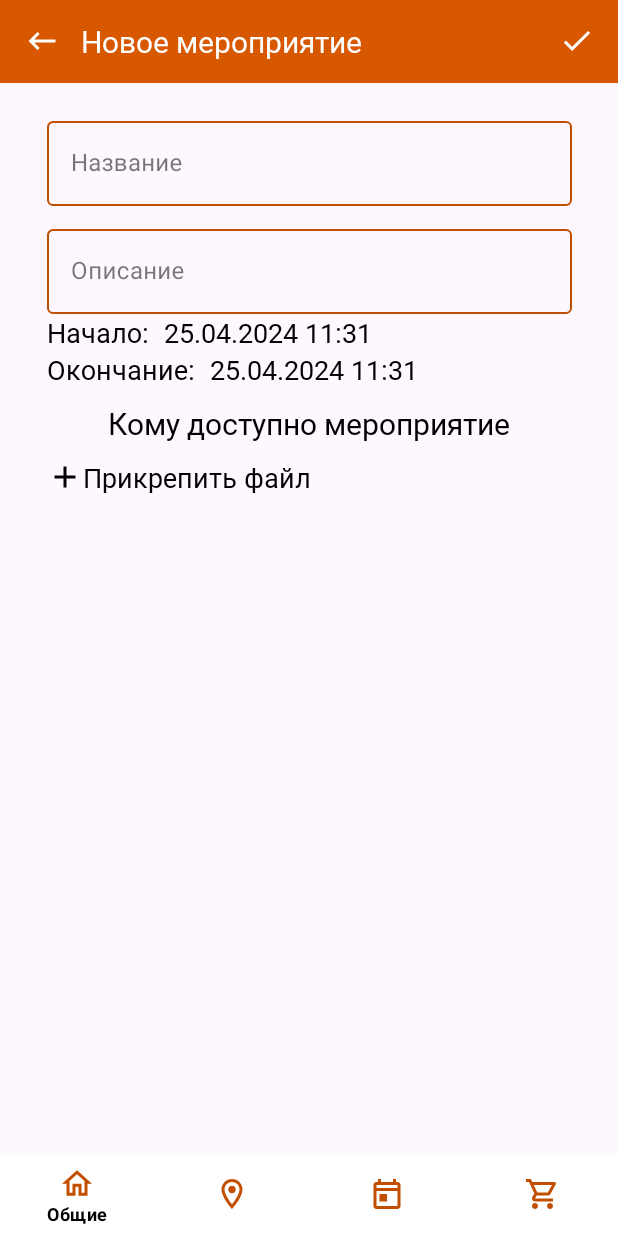
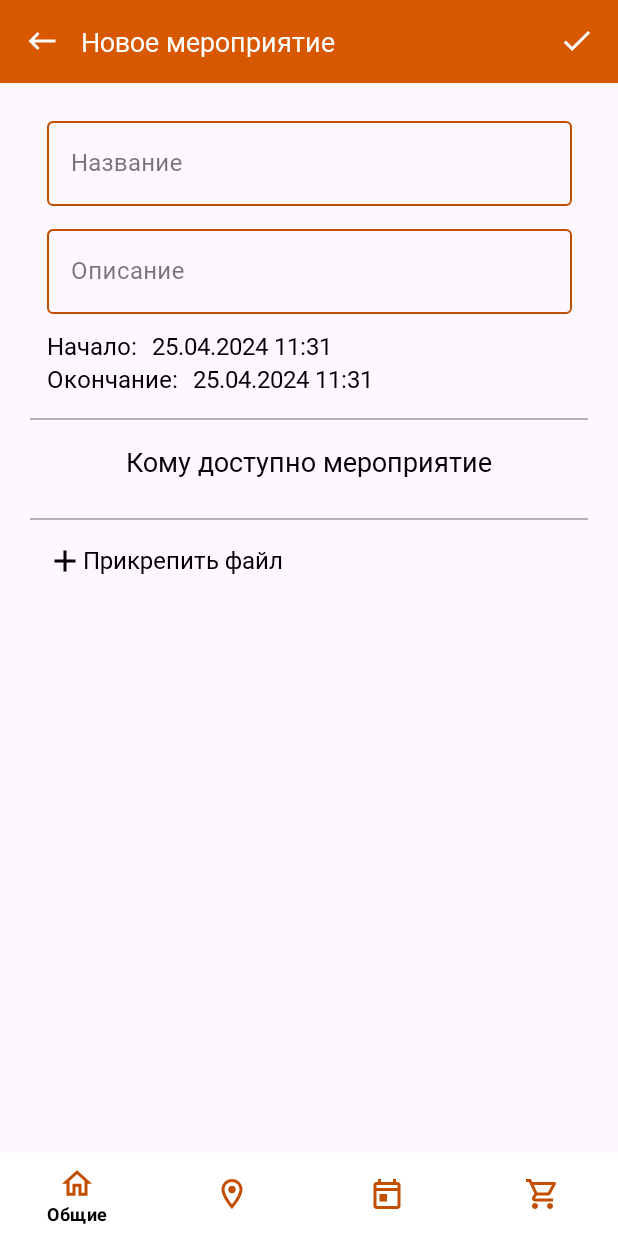
Before and after one commit to nvoronetskaya/FamilyPlanner, an Android app: the NewEventFragment screen opened through its navigation route, on a phone screen of 412 x 824 dp. Run offline under Robolectric (Android 15) with nearby library versions, the light colour scheme and no system bars; our stand-ins replace Firebase (no records; nobody signed in at launch, a user with empty details on screens opened directly); libraries missing offline, so code that uses them is left out: com.yandex.mapkit; 4 statements that could not run were skipped.

Commit message:
Event fixes

```diff
--- a/app/src/main/java/com/familyplanner/events/view/EventsCalendarView.kt
+++ b/app/src/main/java/com/familyplanner/events/view/EventsCalendarView.kt
@@ -248,7 +248,7 @@ class EventsCalendarView(context: Context, attrs: AttributeSet) : View(context,
                     TextUtils.TruncateAt.END
                 )
                 canvas.drawText(
-                    event.name,
+                    text,
                     0,
                     text.length,
                     xPos + boundsWidth * 3,
@@ -273,13 +273,13 @@ class EventsCalendarView(context: Context, attrs: AttributeSet) : View(context,
     }
 
     private fun showEventsForDay(date: Int) {
-        if (eventsByDate[date].size == 0) {
+        if (date > eventsByDate.size || eventsByDate[date].size == 0) {
             return
         }
         val bottomSheet = BottomSheetDialog(context)
         onEventClicked.also { bottomSheet.dismiss() }
         bottomSheet.setContentView(R.layout.bottomsheet_events_list)
-        bottomSheet.behavior.isDraggable = false
+        bottomSheet.behavior.isDraggable = true
         val eventsRecycler = bottomSheet.findViewById<RecyclerView>(R.id.events_list)
         val eventsAdapter = EventAdapter {
             onEventClicked?.invoke(it)
--- a/app/src/main/java/com/familyplanner/events/view/EventsListFragment.kt
+++ b/app/src/main/java/com/familyplanner/events/view/EventsListFragment.kt
@@ -36,7 +36,7 @@ class EventsListFragment : Fragment() {
     override fun onViewCreated(view: View, savedInstanceState: Bundle?) {
         super.onViewCreated(view, savedInstanceState)
         viewModel = ViewModelProvider(this)[EventsListViewModel::class.java]
-        binding.tvCurMonth.text = viewModel.currentMonthString()
+        binding.tvCurMonth.text = viewModel.setDate()
         binding.ivPrevMonth.setOnClickListener {
             binding.tvCurMonth.text = viewModel.previousMonth()
             binding.calendar.clearEvents()
@@ -57,7 +57,9 @@ class EventsListFragment : Fragment() {
         lifecycleScope.launch(Dispatchers.IO) {
             viewLifecycleOwner.repeatOnLifecycle(Lifecycle.State.STARTED) {
                 viewModel.getEvents().collect {
-                    binding.calendar.updateEvents(it, viewModel.currentMonth())
+                    requireActivity().runOnUiThread {
+                        binding.calendar.updateEvents(it, viewModel.currentMonth())
+                    }
                 }
             }
         }
--- a/app/src/main/java/com/familyplanner/lists/adapters/ListBudgetAdapter.kt
+++ b/app/src/main/java/com/familyplanner/lists/adapters/ListBudgetAdapter.kt
@@ -33,5 +33,6 @@ class ListBudgetAdapter : RecyclerView.Adapter<ListBudgetAdapter.BudgetViewHolde
     fun setData(newBudget: List<BudgetDto>) {
         budgetObjects.clear()
         budgetObjects.addAll(newBudget)
+        notifyDataSetChanged()
     }
 }
--- a/app/src/main/java/com/familyplanner/lists/viewmodel/ListBudgetViewModel.kt
+++ b/app/src/main/java/com/familyplanner/lists/viewmodel/ListBudgetViewModel.kt
@@ -18,8 +18,8 @@ class ListBudgetViewModel : ViewModel() {
             this.listId = listId
             allSpendings.clear()
             allSpendings.addAll(listRepo.getListSpending(listId))
-            startDate = allSpendings.minOf { it.addedAt }.toLocalDate()
-            finishDate = allSpendings.maxOf { it.addedAt }.toLocalDate()
+            startDate = allSpendings.minOfOrNull { it.addedAt }?.toLocalDate() ?: LocalDate.now()
+            finishDate = allSpendings.maxOfOrNull { it.addedAt }?.toLocalDate() ?: LocalDate.now()
         }
         return getSpendingsForPeriod()
     }
--- a/app/src/main/res/color/edit_text.xml
+++ b/app/src/main/res/color/edit_text.xml
@@ -1,5 +1,5 @@
 <selector xmlns:android="http://schemas.android.com/apk/res/android">
-    <item android:color="?attr/colorOutline" android:state_focused="true"/>
-    <item android:color="?attr/colorOutline" android:state_hovered="true"/>
-    <item android:color="?attr/colorOutline"/>
+    <item android:color="@color/dark_orange" android:state_focused="true"/>
+    <item android:color="@color/dark_orange" android:state_hovered="true"/>
+    <item android:color="@color/dark_orange"/>
 </selector>
--- a/app/src/main/res/layout/fragment_events_list.xml
+++ b/app/src/main/res/layout/fragment_events_list.xml
@@ -87,7 +87,7 @@
         app:dateTextSize="16sp"
         app:eventFillColor="@color/dark_orange"
         app:eventTextColor="@color/white"
-        app:eventTextSize="14sp"
+        app:eventTextSize="12sp"
         app:eventsGap="2dp"
         app:layout_constrainedHeight="true"
         app:layout_constraintBottom_toBottomOf="parent"
--- a/app/src/main/res/layout/fragment_new_event.xml
+++ b/app/src/main/res/layout/fragment_new_event.xml
@@ -100,6 +100,7 @@
                 style="@style/textBody"
                 android:layout_width="wrap_content"
                 android:layout_height="wrap_content"
+                android:layout_marginTop="10dp"
                 android:text="@string/start_date"
                 app:layout_constraintStart_toStartOf="@id/tf_description"
                 app:layout_constraintTop_toBottomOf="@id/tf_description" />
@@ -131,38 +132,61 @@
                 app:layout_constraintBottom_toBottomOf="@id/tv_finish_time"
                 app:layout_constraintStart_toEndOf="@id/tv_finish_time" />
 
+            <View
+                android:id="@+id/title_divider"
+                android:layout_width="match_parent"
+                android:layout_height="1dp"
+                android:layout_marginTop="15dp"
+                android:background="@color/gray_medium"
+                android:paddingHorizontal="20dp"
+                app:layout_constraintEnd_toEndOf="parent"
+                app:layout_constraintStart_toStartOf="parent"
+                app:layout_constraintTop_toBottomOf="@id/tv_finish_time" />
+
             <TextView
                 android:id="@+id/tv_can_see"
                 style="@style/textBar"
                 android:layout_width="wrap_content"
+                android:layout_marginTop="15dp"
                 android:layout_height="wrap_content"
                 android:layout_gravity="center_horizontal"
-                android:layout_marginTop="10dp"
                 android:text="@string/who_sees_event"
                 android:textColor="@color/black"
                 app:layout_constraintEnd_toEndOf="parent"
                 app:layout_constraintStart_toStartOf="parent"
-                app:layout_constraintTop_toBottomOf="@id/tv_finish_time" />
+                app:layout_constraintTop_toBottomOf="@id/title_divider" />
 
             <androidx.recyclerview.widget.RecyclerView
                 android:id="@+id/rv_observers"
                 style="@style/textBody"
+                android:layout_marginTop="10dp"
                 android:layout_width="match_parent"
                 android:layout_height="wrap_content"
                 app:layout_constraintStart_toStartOf="@id/tv_finish_time"
                 app:layout_constraintTop_toBottomOf="@id/tv_can_see"
                 tools:listitem="@layout/viewholder_event_observer" />
 
+            <View
+                android:id="@+id/files_divider"
+                android:layout_width="match_parent"
+                android:layout_height="1dp"
+                android:background="@color/gray_medium"
+                android:layout_marginTop="15dp"
+                android:paddingHorizontal="20dp"
+                app:layout_constraintEnd_toEndOf="parent"
+                app:layout_constraintStart_toStartOf="parent"
+                app:layout_constraintTop_toBottomOf="@id/rv_observers" />
+
             <TextView
                 android:id="@+id/tv_attach_file"
                 style="@style/textBody"
                 android:layout_width="wrap_content"
                 android:layout_height="wrap_content"
-                android:layout_marginTop="10dp"
+                android:layout_marginTop="15dp"
                 android:text="@string/attach_file"
                 app:drawableStartCompat="@drawable/add"
                 app:layout_constraintStart_toStartOf="@id/rv_observers"
-                app:layout_constraintTop_toBottomOf="@id/rv_observers" />
+                app:layout_constraintTop_toBottomOf="@id/files_divider" />
 
             <androidx.recyclerview.widget.RecyclerView
                 android:id="@+id/rv_files"
--- a/app/src/main/res/navigation/navigation.xml
+++ b/app/src/main/res/navigation/navigation.xml
@@ -176,7 +176,7 @@
     <fragment
         android:id="@+id/eventInfoFragment"
         android:name="com.familyplanner.events.view.EventInfoFragment"
-        android:label="EventInfoFragment" >
+        android:label="EventInfoFragment">
         <action
             android:id="@+id/action_eventInfoFragment_to_editEventFragment"
             app:destination="@id/editEventFragment" />
@@ -192,7 +192,7 @@
     <fragment
         android:id="@+id/eventsListFragment"
         android:name="com.familyplanner.events.view.EventsListFragment"
-        android:label="EventsListFragment" >
+        android:label="EventsListFragment">
         <action
             android:id="@+id/action_eventsListFragment_to_newEventFragment"
             app:destination="@id/newEventFragment" />
--- a/app/src/main/res/values/colors.xml
+++ b/app/src/main/res/values/colors.xml
@@ -10,5 +10,6 @@
     <color name="green">#008716</color>
     <color name="blue">#000AFF</color>
     <color name="gray">#F2F2F2</color>
+    <color name="gray_medium">#B2B2B2</color>
     <color name="dark_gray">#929292</color>
 </resources>
--- a/app/src/main/res/values/themes.xml
+++ b/app/src/main/res/values/themes.xml
@@ -43,12 +43,12 @@
 
     <style name="textBar">
         <item name="android:textColor">?attr/colorOnPrimary</item>
-        <item name="android:textSize">20sp</item>
+        <item name="android:textSize">18sp</item>
         <item name="android:fontFamily">@font/roboto_serif</item>
     </style>
 
     <style name="textBody">
-        <item name="android:textSize">18sp</item>
+        <item name="android:textSize">16sp</item>
         <item name="android:textColor">?attr/colorOnSecondary</item>
         <item name="android:fontFamily">@font/roboto_serif</item>
     </style>
@@ -76,7 +76,7 @@
     </style>
 
     <style name="commentText">
-        <item name="android:textSize">15sp</item>
+        <item name="android:textSize">14sp</item>
         <item name="android:fontFamily">@font/roboto_serif</item>
     </style>
 
@@ -85,7 +85,7 @@
         <item name="hintTextColor">?attr/colorOutline</item>
     </style>
 
-    <style name="editText">
+    <style name="editText" parent="textBody">
         <item name="android:layout_width">300dp</item>
     </style>
 
```
Also changed, not shown: app/src/main/java/com/familyplanner/events/viewmodel/EventsListViewModel.kt (+14 -16 lines), app/src/main/java/com/familyplanner/lists/viewmodel/AllListsBudgetViewModel.kt (+11 -2 lines), app/src/main/res/layout/bottomsheet_events_list.xml (+7 -3 lines), app/src/main/res/layout/fragment_spendings.xml (+22 -4 lines), app/src/main/res/layout/viewholder_budget.xml (+10 -0 lines).
